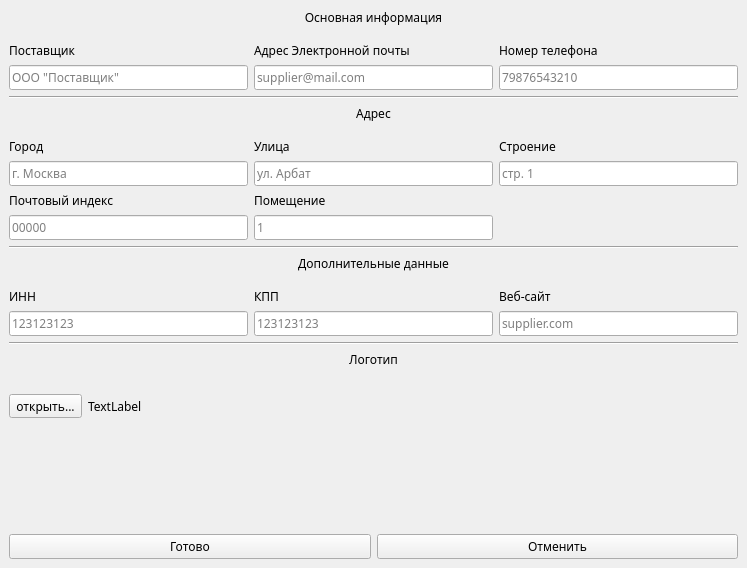
The window that ui/addSupplierGui.ui (p4st1/AppForCommercialRequests) describes before a commit, drawn with Qt 5.
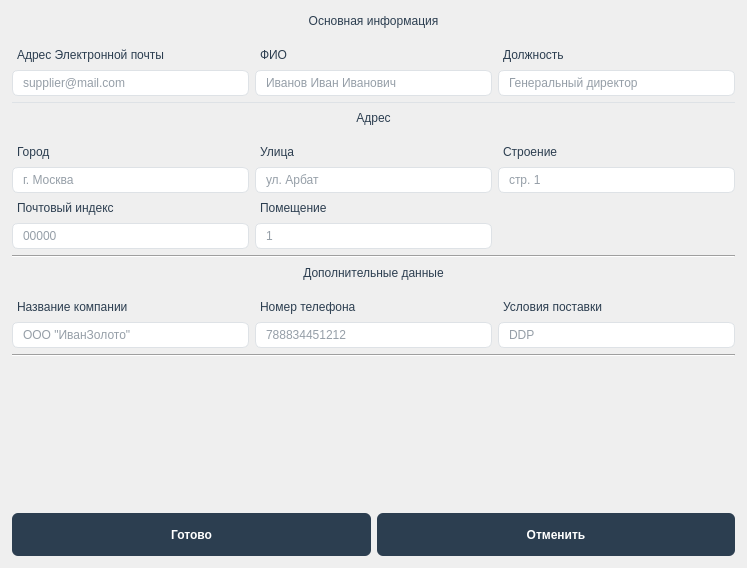
The same window after the commit. Icons and pictures are not drawn.

Commit message: total update: pyqt6 -> pyside6

```diff
--- a/ui/addSupplierGui.ui
+++ b/ui/addSupplierGui.ui
@@ -12,16 +12,490 @@
   </property>
   <property name="font">
    <font>
-    <family>Gadugi</family>
+    <family>Inter</family>
    </font>
   </property>
   <property name="windowTitle">
-   <string>Добавить поставщика</string>
+   <string>Добавить заказчика</string>
+  </property>
+  <property name="styleSheet">
+   <string notr="true">QQMainWindow {
+    background-color: #f5f7fa;
+}
+
+/* ===== ЦЕНТРАЛЬНЫЙ ВИДЖЕТ ===== */
+QWidget#centralWidget {
+    background-color: #f5f7fa;
+    padding: 15px;
+}
+
+/* ===== ТАБЛИЦА (Основной виджет) ===== */
+QTableWidget {
+    background-color: #ffffff;
+    gridline-color: #dee2e6;
+    border: 1px solid #dee2e6;
+    border-radius: 10px;
+    font-family: 'Inter';
+    font-size: 12px;
+    selection-background-color: #e3f2fd;
+    selection-color: #1565c0;
+    alternate-background-color: #f8f9fa;
+    padding: 2px;
+}
+
+/* Заголовки столбцов таблицы */
+QHeaderView::section {
+    background-color: #2c3e50;
+    color: white;
+    padding: 12px 15px;
+    border: none;
+    font-weight: 600;
+    font-size: 13px;
+    border-right: 1px solid #34495e;
+    border-bottom: 2px solid #1a252f;
+    text-align: left;
+}
+
+QHeaderView::section:first {
+    border-top-left-radius: 9px;
+    padding-left: 20px;
+}
+
+QHeaderView::section:last {
+    border-top-right-radius: 9px;
+    border-right: none;
+}
+
+/* Ячейки таблицы */
+QTableWidget::item {
+    padding: 10px 15px;
+    border-bottom: 1px solid #f1f3f5;
+}
+
+/* Чередование строк таблицы */
+QTableWidget::item:nth-child(even) {
+    background-color: #f8f9fa;
+}
+
+QTableWidget::item:nth-child(odd) {
+    background-color: #ffffff;
+}
+
+/* Выделенная строка */
+QTableWidget::item:selected {
+    background-color: #e3f2fd;
+    color: #1565c0;
+    font-weight: 500;
+    border-left: 3px solid #2196f3;
+}
+
+
+
+/* Кнопки действий */
+QPushButton#addButton {
+    background-color: #27ae60;
+}
+
+QPushButton#addButton:hover {
+    background-color: #2ecc71;
+}
+
+QPushButton#deleteButton {
+    background-color: #e74c3c;
+}
+
+QPushButton#deleteButton:hover {
+    background-color: #c0392b;
+}
+
+QPushButton#editButton {
+    background-color: #3498db;
+}
+
+QPushButton#editButton:hover {
+    background-color: #2980b9;
+}
+
+QPushButton#exportButton {
+    background-color: #9b59b6;
+}
+
+QPushButton#exportButton:hover {
+    background-color: #8e44ad;
+}
+
+/* ===== ПАНЕЛЬ ИНСТРУМЕНТОВ ===== */
+QToolBar {
+    background-color: #2c3e50;
+    border: none;
+    padding: 5px;
+    spacing: 10px;
+    border-bottom: 2px solid #1a252f;
+}
+
+QToolBar QToolButton {
+    background-color: transparent;
+    color: white;
+    padding: 8px;
+    border-radius: 4px;
+}
+
+QToolBar QToolButton:hover {
+    background-color: rgba(255, 255, 255, 0.1);
+}
+
+QToolBar QToolButton:pressed {
+    background-color: rgba(255, 255, 255, 0.2);
+}
+
+/* ===== СТАТУС БАР ===== */
+QStatusBar {
+    background-color: #2c3e50;
+    color: white;
+    font-size: 11px;
+    padding: 8px 15px;
+    border-top: 1px solid #34495e;
+}
+
+QStatusBar QLabel {
+    color: white;
+    padding: 0 10px;
+}
+
+/* ===== МЕНЮ БАР ===== */
+QMenuBar {
+    background-color: #2c3e50;
+    color: white;
+    border-bottom: 2px solid #1a252f;
+}
+
+QMenuBar::item {
+    background-color: transparent;
+    padding: 8px 15px;
+    border-radius: 4px;
+}
+
+QMenuBar::item:selected {
+    background-color: rgba(255, 255, 255, 0.1);
+}
+
+QMenuBar::item:pressed {
+    background-color: rgba(255, 255, 255, 0.2);
+}
+
+QMenu {
+    background-color: #2c3e50;
+    color: white;
+    border: 1px solid #34495e;
+    border-radius: 6px;
+    padding: 5px;
+}
+
+QMenu::item {
+    padding: 8px 30px 8px 20px;
+    border-radius: 4px;
+}
+
+QMenu::item:selected {
+    background-color: rgba(255, 255, 255, 0.1);
+}
+
+QMenu::separator {
+    height: 1px;
+    background-color: #34495e;
+    margin: 5px 10px;
+}
+
+/* ===== ПАНЕЛЬ ИНСТРУМЕНТОВ СЛЕВА/СПРАВА ===== */
+QDockWidget {
+    background-color: #ffffff;
+    border: 1px solid #dee2e6;
+    border-radius: 8px;
+    font-size: 12px;
+    titlebar-close-icon: url(close.png);
+    titlebar-normal-icon: url(float.png);
+}
+
+QDockWidget::title {
+    background-color: #2c3e50;
+    color: white;
+    padding: 10px;
+    border-top-left-radius: 7px;
+    border-top-right-radius: 7px;
+    text-align: center;
+    font-weight: 600;
+}
+
+/* ===== ГРУППОВЫЕ БОКСЫ ===== */
+QGroupBox {
+    background-color: white;
+    border: 1px solid #dee2e6;
+    border-radius: 8px;
+    margin-top: 10px;
+    padding-top: 15px;
+    font-weight: 600;
+    font-size: 13px;
+    color: #2c3e50;
+}
+
+QGroupBox::title {
+    subcontrol-origin: margin;
+    left: 15px;
+    padding: 0 10px;
+    background-color: #2c3e50;
+    color: white;
+    border-radius: 4px;
+}
+
+/* ===== МЕТКИ ===== */
+QLabel {
+    color: #2c3e50;
+    font-size: 12px;
+    padding: 2px;
+}
+
+QLabel#titleLabel {
+    font-size: 16px;
+    font-weight: 700;
+    color: #2c3e50;
+}
+
+QLabel#totalLabel {
+    font-size: 14px;
+    font-weight: 600;
+    color: #2c3e50;
+    padding: 10px;
+    background-color: #e8f5e9;
+    border-radius: 6px;
+    border: 1px solid #c8e6c9;
+}
+
+
+
+QLineEdit:focus, QComboBox:focus, QDateEdit:focus {
+    border: 1px solid #3498db;
+    background-color: #f8fdff;
+}
+
+QComboBox::drop-down {
+    border: none;
+    background-color: #2c3e50;
+    border-radius: 0 5px 5px 0;
+    width: 25px;
+}
+
+QComboBox::down-arrow {
+    image: url(down_arrow.png);
+    width: 12px;
+    height: 6px;
+}
+
+/* ===== ПОЛОСЫ ПРОКРУТКИ ===== */
+QScrollBar:vertical {
+    border: none;
+    background: #f8f9fa;
+    width: 12px;
+    border-radius: 6px;
+}
+
+QScrollBar::handle:vertical {
+    background: #b0bec5;
+    border-radius: 6px;
+    min-height: 30px;
+}
+
+QScrollBar::handle:vertical:hover {
+    background: #78909c;
+}
+
+QScrollBar::add-line:vertical, QScrollBar::sub-line:vertical {
+    height: 0px;
+}
+
+QScrollBar:horizontal {
+    border: none;
+    background: #f8f9fa;
+    height: 12px;
+    border-radius: 6px;
+}
+
+QScrollBar::handle:horizontal {
+    background: #b0bec5;
+    border-radius: 6px;
+    min-width: 30px;
+}
+
+QScrollBar::handle:horizontal:hover {
+    background: #78909c;
+}
+
+/* ===== СПИСОК (QListWidget) ===== */
+QListWidget {
+    background-color: white;
+    border: 1px solid #dee2e6;
+    border-radius: 8px;
+    font-size: 12px;
+    padding: 5px;
+}
+
+QListWidget::item {
+    padding: 8px 12px;
+    border-bottom: 1px solid #f1f3f5;
+    border-radius: 4px;
+}
+
+QListWidget::item:selected {
+    background-color: #e3f2fd;
+    color: #1565c0;
+    font-weight: 500;
+}
+
+/* ===== ДЕРЕВО (QTreeWidget) ===== */
+QTreeWidget {
+    background-color: white;
+    border: 1px solid #dee2e6;
+    border-radius: 8px;
+    font-size: 12px;
+}
+
+QTreeWidget::item {
+    padding: 8px;
+    border-bottom: 1px solid #f1f3f5;
+}
+
+QTreeWidget::item:selected {
+    background-color: #e3f2fd;
+    color: #1565c0;
+}
+
+/* ===== ВКЛАДКИ (QTabWidget) ===== */
+QTabWidget::pane {
+    border: 1px solid #dee2e6;
+    border-radius: 8px;
+    background-color: white;
+    margin-top: 5px;
+}
+
+QTabBar::tab {
+    background-color: #f8f9fa;
+    color: #2c3e50;
+    padding: 10px 20px;
+    margin-right: 2px;
+    border-top-left-radius: 6px;
+    border-top-right-radius: 6px;
+    font-weight: 600;
+}
+
+QTabBar::tab:selected {
+    background-color: #2c3e50;
+    color: white;
+}
+
+QTabBar::tab:hover:!selected {
+    background-color: #e9ecef;
+}
+
+/* ===== ПАНЕЛЬ ФИЛЬТРОВ ===== */
+QWidget#filterPanel {
+    background-color: white;
+    border: 1px solid #dee2e6;
+    border-radius: 8px;
+    padding: 15px;
+}
+
+/* ===== СТАТУСНЫЕ ИКОНКИ ===== */
+QLabel[status=&quot;success&quot;] {
+    color: #27ae60;
+    font-weight: 600;
+}
+
+QLabel[status=&quot;warning&quot;] {
+    color: #f39c12;
+    font-weight: 600;
+}
+
+QLabel[status=&quot;error&quot;] {
+    color: #e74c3c;
+    font-weight: 600;
+}
+
+/* ===== ФИНАНСОВЫЕ СТИЛИ (для таблицы) ===== */
+QTableWidget::item[positive=&quot;true&quot;] {
+    color: #27ae60;
+    background-color: rgba(39, 174, 96, 0.1);
+    font-weight: 600;
+}
+
+QTableWidget::item[negative=&quot;true&quot;] {
+    color: #e74c3c;
+    background-color: rgba(231, 76, 60, 0.1);
+    font-weight: 600;
+}
+
+QTableWidget::item[zero=&quot;true&quot;] {
+    color: #7f8c8d;
+    font-style: italic;
+}
+
+/* ===== ИКОНКИ ===== */
+QToolButton[iconOnly=&quot;true&quot;] {
+    border: none;
+    background-color: transparent;
+    padding: 5px;
+    border-radius: 4px;
+}
+
+QToolButton[iconOnly=&quot;true&quot;]:hover {
+    background-color: rgba(44, 62, 80, 0.1);
+}
+
+/* ===== РАЗДЕЛИТЕЛИ ===== */
+QFrame#line {
+    background-color: #dee2e6;
+    border: none;
+    min-height: 1px;
+    max-height: 1px;
+}
+
+/* ===== ДИАЛОГОВЫЕ ОКНА ===== */
+QDialog {
+    background-color: #f5f7fa;
+}
+
+QDialog QLabel {
+    color: #2c3e50;
+}
+
+QDialog QPushButton {
+    min-width: 80px;
+}</string>
   </property>
   <widget class="QWidget" name="centralwidget">
+   <property name="font">
+    <font>
+     <family>Inter</family>
+    </font>
+   </property>
    <layout class="QVBoxLayout" name="verticalLayout">
+    <property name="leftMargin">
+     <number>12</number>
+    </property>
+    <property name="topMargin">
+     <number>12</number>
+    </property>
+    <property name="rightMargin">
+     <number>12</number>
+    </property>
+    <property name="bottomMargin">
+     <number>12</number>
+    </property>
     <item>
      <widget class="QLabel" name="label_10">
+      <property name="font">
+       <font>
+        <pointsize>-1</pointsize>
+       </font>
+      </property>
       <property name="text">
        <string>Основная информация</string>
       </property>
@@ -40,57 +514,130 @@
         <property name="topMargin">
          <number>10</number>
         </property>
-        <item row="1" column="2">
+        <item row="2" column="3">
+         <widget class="QLineEdit" name="postLine">
+          <property name="font">
+           <font>
+            <pointsize>-1</pointsize>
+           </font>
+          </property>
+          <property name="styleSheet">
+           <string notr="true">QLineEdit, QComboBox, QDateEdit, QSpinBox, QDoubleSpinBox {
+    background-color: white;
+    border: 1px solid #dee2e6;
+    border-radius: 6px;
+    padding: 4px 8px;
+    font-size: 12px;
+    color: #2c3e50;
+    min-height: 8px;
+    selection-background-color: #e3f2fd;
+}</string>
+          </property>
+          <property name="placeholderText">
+           <string>Генеральный директор</string>
+          </property>
+         </widget>
+        </item>
+        <item row="1" column="3">
          <widget class="QLabel" name="label_2">
+          <property name="font">
+           <font>
+            <pointsize>-1</pointsize>
+           </font>
+          </property>
           <property name="text">
-           <string>Номер телефона</string>
+           <string>Должность</string>
           </property>
          </widget>
         </item>
         <item row="2" column="1">
+         <widget class="QLineEdit" name="nameLine">
+          <property name="font">
+           <font>
+            <pointsize>-1</pointsize>
+           </font>
+          </property>
+          <property name="styleSheet">
+           <string notr="true">QLineEdit, QComboBox, QDateEdit, QSpinBox, QDoubleSpinBox {
+    background-color: white;
+    border: 1px solid #dee2e6;
+    border-radius: 6px;
+    padding: 4px 8px;
+    font-size: 12px;
+    color: #2c3e50;
+    min-height: 8px;
+    selection-background-color: #e3f2fd;
+}</string>
+          </property>
+          <property name="text">
+           <string/>
+          </property>
+          <property name="placeholderText">
+           <string>Иванов Иван Иванович</string>
+          </property>
+         </widget>
+        </item>
+        <item row="1" column="1">
+         <widget class="QLabel" name="label">
+          <property name="font">
+           <font>
+            <pointsize>-1</pointsize>
+           </font>
+          </property>
+          <property name="text">
+           <string>ФИО</string>
+          </property>
+         </widget>
+        </item>
+        <item row="2" column="0">
          <widget class="QLineEdit" name="emailLine">
+          <property name="font">
+           <font>
+            <pointsize>-1</pointsize>
+           </font>
+          </property>
+          <property name="styleSheet">
+           <string notr="true">QLineEdit, QComboBox, QDateEdit, QSpinBox, QDoubleSpinBox {
+    background-color: white;
+    border: 1px solid #dee2e6;
+    border-radius: 6px;
+    padding: 4px 8px;
+    font-size: 12px;
+    color: #2c3e50;
+    min-height: 8px;
+    selection-background-color: #e3f2fd;
+}</string>
+          </property>
           <property name="placeholderText">
            <string>supplier@mail.com</string>
           </property>
          </widget>
         </item>
-        <item row="1" column="1">
+        <item row="1" column="0">
          <widget class="QLabel" name="label_4">
+          <property name="font">
+           <font>
+            <pointsize>-1</pointsize>
+           </font>
+          </property>
           <property name="text">
            <string>Адрес Электронной почты</string>
           </property>
          </widget>
         </item>
-        <item row="2" column="0">
-         <widget class="QLineEdit" name="nameLine">
-          <property name="text">
-           <string/>
-          </property>
-          <property name="placeholderText">
-           <string>ООО &quot;Поставщик&quot;</string>
-          </property>
-         </widget>
-        </item>
-        <item row="2" column="2">
-         <widget class="QLineEdit" name="phoneNumLine">
-          <property name="placeholderText">
-           <string>79876543210</string>
-          </property>
-         </widget>
-        </item>
-        <item row="1" column="0">
-         <widget class="QLabel" name="label">
-          <property name="text">
-           <string>Поставщик</string>
-          </property>
-         </widget>
-        </item>
        </layout>
       </item>
      </layout>
     </item>
     <item>
      <widget class="Line" name="line">
+      <property name="font">
+       <font>
+        <family>Segoe UI</family>
+        <pointsize>9</pointsize>
+        <bold>false</bold>
+       </font>
+      </property>
       <property name="orientation">
        <enum>Qt::Horizontal</enum>
       </property>
@@ -98,6 +645,11 @@
     </item>
     <item>
      <widget class="QLabel" name="label_3">
+      <property name="font">
+       <font>
+        <pointsize>-1</pointsize>
+       </font>
+      </property>
       <property name="text">
        <string>Адрес</string>
       </property>
@@ -113,6 +665,11 @@
       </property>
       <item row="0" column="1">
        <widget class="QLabel" name="label_7">
+        <property name="font">
+         <font>
+          <pointsize>-1</pointsize>
+         </font>
+        </property>
         <property name="text">
          <string>Улица</string>
         </property>
@@ -120,6 +677,11 @@
       </item>
       <item row="2" column="1">
        <widget class="QLabel" name="label_9">
+        <property name="font">
+         <font>
+          <pointsize>-1</pointsize>
+         </font>
+        </property>
         <property name="text">
          <string>Помещение</string>
         </property>
@@ -127,6 +689,23 @@
       </item>
       <item row="1" column="1">
        <widget class="QLineEdit" name="streetLine">
+        <property name="font">
+         <font>
+          <pointsize>-1</pointsize>
+         </font>
+        </property>
+        <property name="styleSheet">
+         <string notr="true">QLineEdit, QComboBox, QDateEdit, QSpinBox, QDoubleSpinBox {
+    background-color: white;
+    border: 1px solid #dee2e6;
+    border-radius: 6px;
+    padding: 4px 8px;
+    font-size: 12px;
+    color: #2c3e50;
+    min-height: 8px;
+    selection-background-color: #e3f2fd;
+}</string>
+        </property>
         <property name="placeholderText">
          <string>ул. Арбат</string>
         </property>
@@ -134,6 +713,11 @@
       </item>
       <item row="2" column="0">
        <widget class="QLabel" name="label_8">
+        <property name="font">
+         <font>
+          <pointsize>-1</pointsize>
+         </font>
+        </property>
         <property name="text">
          <string>Почтовый индекс</string>
         </property>
@@ -141,6 +725,11 @@
       </item>
       <item row="0" column="0">
        <widget class="QLabel" name="label_5">
+        <property name="font">
+         <font>
+          <pointsize>-1</pointsize>
+         </font>
+        </property>
         <property name="text">
          <string>Город</string>
         </property>
@@ -148,6 +737,23 @@
       </item>
       <item row="1" column="2">
        <widget class="QLineEdit" name="buildingLine">
+        <property name="font">
+         <font>
+          <pointsize>-1</pointsize>
+         </font>
+        </property>
+        <property name="styleSheet">
+         <string notr="true">QLineEdit, QComboBox, QDateEdit, QSpinBox, QDoubleSpinBox {
+    background-color: white;
+    border: 1px solid #dee2e6;
+    border-radius: 6px;
+    padding: 4px 8px;
+    font-size: 12px;
+    color: #2c3e50;
+    min-height: 8px;
+    selection-background-color: #e3f2fd;
+}</string>
+        </property>
         <property name="placeholderText">
          <string>стр. 1</string>
         </property>
@@ -155,6 +761,11 @@
       </item>
       <item row="0" column="2">
        <widget class="QLabel" name="label_6">
+        <property name="font">
+         <font>
+          <pointsize>-1</pointsize>
+         </font>
+        </property>
         <property name="text">
          <string>Строение</string>
         </property>
@@ -162,6 +773,23 @@
       </item>
       <item row="1" column="0">
        <widget class="QLineEdit" name="cityLine">
+        <property name="font">
+         <font>
+          <pointsize>-1</pointsize>
+         </font>
+        </property>
+        <property name="styleSheet">
+         <string notr="true">QLineEdit, QComboBox, QDateEdit, QSpinBox, QDoubleSpinBox {
+    background-color: white;
+    border: 1px solid #dee2e6;
+    border-radius: 6px;
+    padding: 4px 8px;
+    font-size: 12px;
+    color: #2c3e50;
+    min-height: 8px;
+    selection-background-color: #e3f2fd;
+}</string>
+        </property>
         <property name="placeholderText">
          <string>г. Москва</string>
         </property>
@@ -169,6 +797,23 @@
       </item>
       <item row="3" column="0">
        <widget class="QLineEdit" name="mailIndexLine">
+        <property name="font">
+         <font>
+          <pointsize>-1</pointsize>
+         </font>
+        </property>
+        <property name="styleSheet">
+         <string notr="true">QLineEdit, QComboBox, QDateEdit, QSpinBox, QDoubleSpinBox {
+    background-color: white;
+    border: 1px solid #dee2e6;
+    border-radius: 6px;
+    padding: 4px 8px;
+    font-size: 12px;
+    color: #2c3e50;
+    min-height: 8px;
+    selection-background-color: #e3f2fd;
+}</string>
+        </property>
         <property name="placeholderText">
          <string>00000</string>
         </property>
@@ -176,6 +821,23 @@
       </item>
       <item row="3" column="1">
        <widget class="QLineEdit" name="roomLine">
+        <property name="font">
+         <font>
+          <pointsize>-1</pointsize>
+         </font>
+        </property>
+        <property name="styleSheet">
+         <string notr="true">QLineEdit, QComboBox, QDateEdit, QSpinBox, QDoubleSpinBox {
+    background-color: white;
+    border: 1px solid #dee2e6;
+    border-radius: 6px;
+    padding: 4px 8px;
+    font-size: 12px;
+    color: #2c3e50;
+    min-height: 8px;
+    selection-background-color: #e3f2fd;
+}</string>
+        </property>
         <property name="placeholderText">
          <string>1</string>
         </property>
@@ -185,6 +847,13 @@
     </item>
     <item>
      <widget class="Line" name="line_2">
+      <property name="font">
+       <font>
+        <family>Segoe UI</family>
+        <pointsize>9</pointsize>
+        <bold>false</bold>
+       </font>
+      </property>
       <property name="orientation">
        <enum>Qt::Horizontal</enum>
       </property>
@@ -192,6 +861,11 @@
     </item>
     <item>
      <widget class="QLabel" name="label_11">
+      <property name="font">
+       <font>
+        <pointsize>-1</pointsize>
+       </font>
+      </property>
       <property name="text">
        <string>Дополнительные данные</string>
       </property>
@@ -205,45 +879,97 @@
       <property name="topMargin">
        <number>10</number>
       </property>
+      <item row="1" column="1">
+       <widget class="QLineEdit" name="phoneNumLine">
+        <property name="styleSheet">
+         <string notr="true">QLineEdit, QComboBox, QDateEdit, QSpinBox, QDoubleSpinBox {
+    background-color: white;
+    border: 1px solid #dee2e6;
+    border-radius: 6px;
+    padding: 4px 8px;
+    font-size: 12px;
+    color: #2c3e50;
+    min-height: 8px;
+    selection-background-color: #e3f2fd;
+}</string>
+        </property>
+        <property name="text">
+         <string/>
+        </property>
+        <property name="placeholderText">
+         <string>788834451212</string>
+        </property>
+       </widget>
+      </item>
+      <item row="0" column="1">
+       <widget class="QLabel" name="label_13">
+        <property name="text">
+         <string>Номер телефона</string>
+        </property>
+       </widget>
+      </item>
       <item row="0" column="0">
        <widget class="QLabel" name="label_12">
+        <property name="font">
+         <font>
+          <pointsize>-1</pointsize>
+         </font>
+        </property>
         <property name="text">
-         <string>ИНН</string>
+         <string>Название компании</string>
+        </property>
+       </widget>
+      </item>
+      <item row="1" column="0">
+       <widget class="QLineEdit" name="companyNameLine">
+        <property name="font">
+         <font>
+          <pointsize>-1</pointsize>
+         </font>
+        </property>
+        <property name="styleSheet">
+         <string notr="true">QLineEdit, QComboBox, QDateEdit, QSpinBox, QDoubleSpinBox {
+    background-color: white;
+    border: 1px solid #dee2e6;
+    border-radius: 6px;
+    padding: 4px 8px;
+    font-size: 12px;
+    color: #2c3e50;
+    min-height: 8px;
+    selection-background-color: #e3f2fd;
+}</string>
+        </property>
+        <property name="text">
+         <string/>
+        </property>
+        <property name="placeholderText">
+         <string>ООО &quot;ИванЗолото&quot;</string>
         </property>
        </widget>
       </item>
       <item row="0" column="2">
        <widget class="QLabel" name="label_14">
         <property name="text">
-         <string>Веб-сайт</string>
-        </property>
-       </widget>
-      </item>
-      <item row="0" column="1">
-       <widget class="QLabel" name="label_13">
-        <property name="text">
-         <string>КПП</string>
-        </property>
-       </widget>
-      </item>
-      <item row="1" column="0">
-       <widget class="QLineEdit" name="TINLine">
-        <property name="placeholderText">
-         <string>123123123</string>
-        </property>
-       </widget>
-      </item>
-      <item row="1" column="1">
-       <widget class="QLineEdit" name="RRCLine">
-        <property name="placeholderText">
-         <string>123123123</string>
+         <string>Условия поставки</string>
         </property>
        </widget>
       </item>
       <item row="1" column="2">
-       <widget class="QLineEdit" name="websiteLine">
+       <widget class="QLineEdit" name="condLine">
+        <property name="styleSheet">
+         <string notr="true">QLineEdit, QComboBox, QDateEdit, QSpinBox, QDoubleSpinBox {
+    background-color: white;
+    border: 1px solid #dee2e6;
+    border-radius: 6px;
+    padding: 4px 8px;
+    font-size: 12px;
+    color: #2c3e50;
+    min-height: 8px;
+    selection-background-color: #e3f2fd;
+}</string>
+        </property>
         <property name="placeholderText">
-         <string>supplier.com</string>
+         <string>DDP</string>
         </property>
        </widget>
       </item>
@@ -251,44 +977,27 @@
     </item>
     <item>
      <widget class="Line" name="line_3">
+      <property name="font">
+       <font>
+        <family>Segoe UI</family>
+        <pointsize>9</pointsize>
+        <bold>false</bold>
+       </font>
+      </property>
       <property name="orientation">
        <enum>Qt::Horizontal</enum>
       </property>
      </widget>
     </item>
-    <item>
-     <widget class="QLabel" name="label_15">
-      <property name="text">
-       <string>Логотип</string>
-      </property>
-      <property name="alignment">
-       <set>Qt::AlignCenter</set>
-      </property>
-     </widget>
-    </item>
-    <item>
-     <layout class="QHBoxLayout" name="horizontalLayout_3">
-      <property name="topMargin">
-       <number>20</number>
-      </property>
-      <item>
-       <widget class="QToolButton" name="openLogoButton">
-        <property name="text">
-         <string>открыть...</string>
-        </property>
-       </widget>
-      </item>
-      <item>
-       <widget class="QLabel" name="label_16">
-        <property name="text">
-         <string>TextLabel</string>
-        </property>
-       </widget>
-      </item>
-     </layout>
-    </item>
     <item>
      <spacer name="horizontalSpacer">
+      <property name="font">
+       <font>
+        <family>Segoe UI</family>
+        <pointsize>9</pointsize>
+        <bold>false</bold>
+       </font>
+      </property>
       <property name="orientation">
        <enum>Qt::Vertical</enum>
       </property>
@@ -307,6 +1016,34 @@
       </property>
       <item>
        <widget class="QPushButton" name="acceptButton">
+        <property name="font">
+         <font>
+          <pointsize>-1</pointsize>
+          <fontweight>DemiBold</fontweight>
+         </font>
+        </property>
+        <property name="styleSheet">
+         <string notr="true">QPushButton {
+    background-color: #2c3e50;
+    color: white;
+    border: none;
+    padding: 4px 4px;
+    border-radius: 6px;
+    font-weight: 600;
+    font-size: 12px;
+    min-height: 35px;
+    min-width: 100px;
+}
+
+QPushButton:hover {
+    background-color: #34495e;
+    border: 1px solid #2c3e50;
+}
+
+QPushButton:pressed {
+    background-color: #1a252f;
+}</string>
+        </property>
         <property name="text">
          <string>Готово</string>
         </property>
@@ -314,6 +1051,34 @@
       </item>
       <item>
        <widget class="QPushButton" name="cancellButton">
+        <property name="font">
+         <font>
+          <pointsize>-1</pointsize>
+          <fontweight>DemiBold</fontweight>
+         </font>
+        </property>
+        <property name="styleSheet">
+         <string notr="true">QPushButton {
+    background-color: #2c3e50;
+    color: white;
+    border: none;
+    padding: 4px 4px;
+    border-radius: 6px;
+    font-weight: 600;
+    font-size: 12px;
+    min-height: 35px;
+    min-width: 100px;
+}
+
+QPushButton:hover {
+    background-color: #34495e;
+    border: 1px solid #2c3e50;
+}
+
+QPushButton:pressed {
+    background-color: #1a252f;
+}</string>
+        </property>
         <property name="text">
          <string>Отменить</string>
         </property>
```
Left out of the diff: 14 changed lines with no effect on the pictures. The commit also changes 58 other files.
